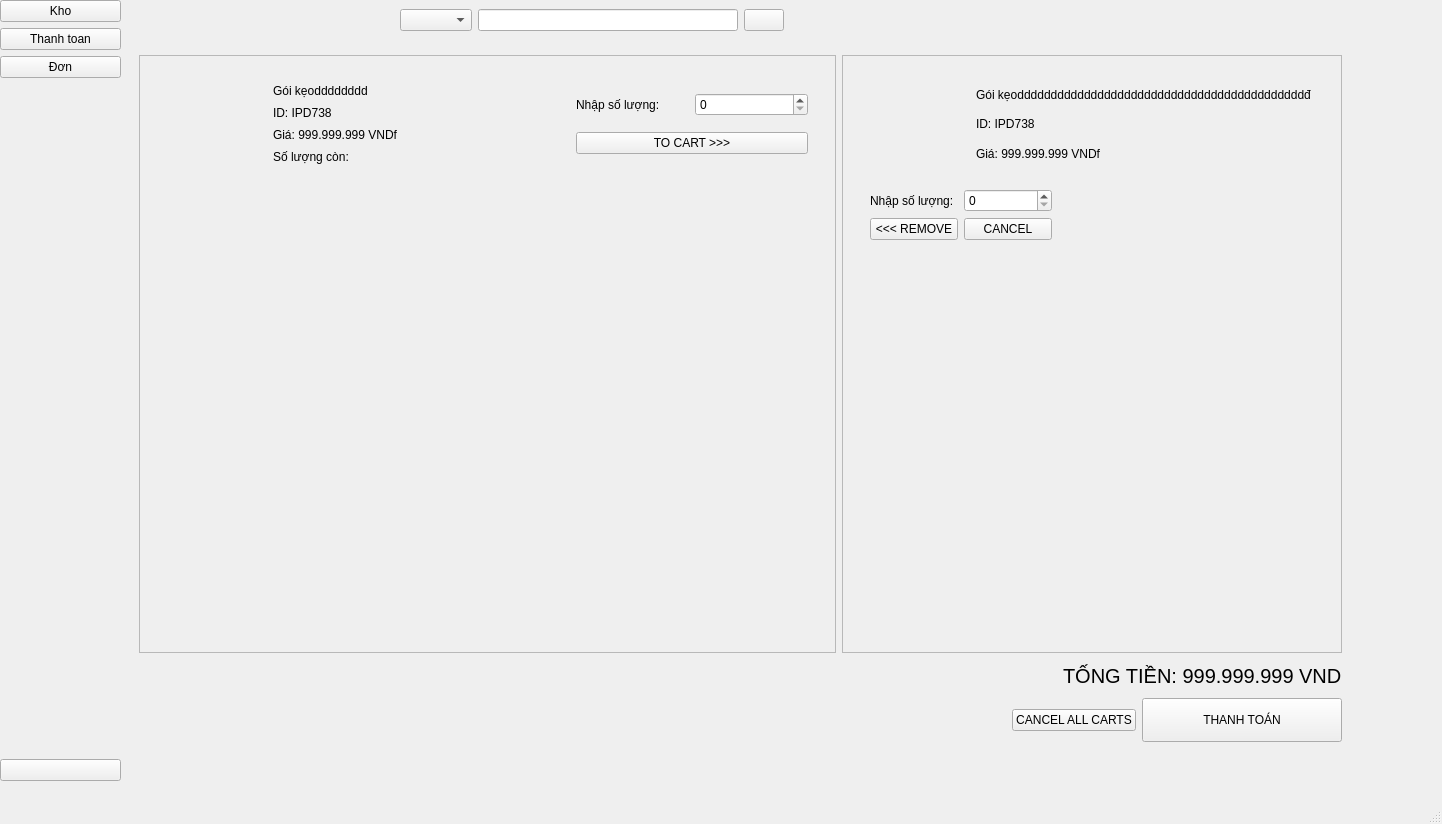
Qt form main.ui (Kin-LeTan/PY) before a commit.
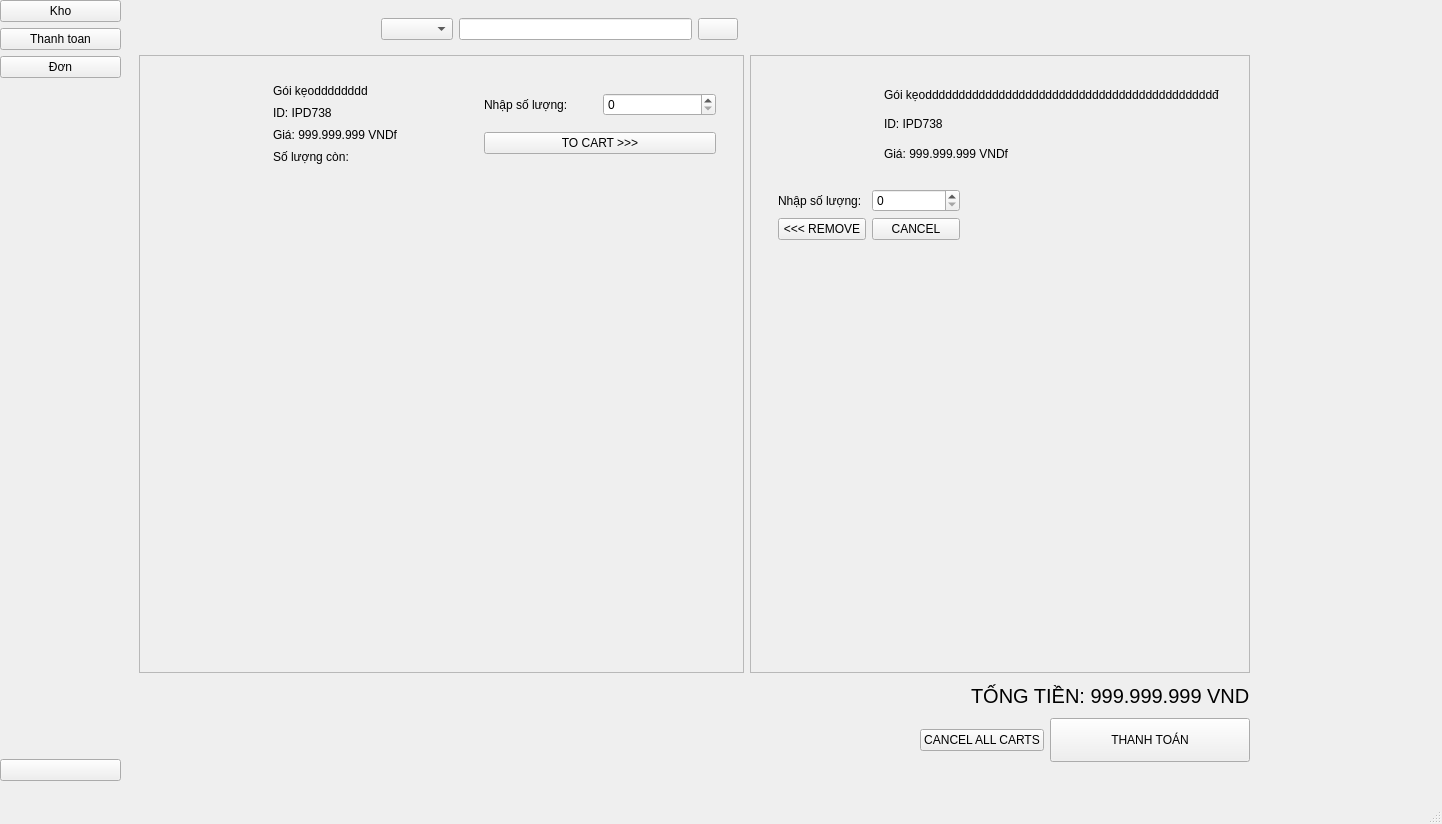
The same form after that commit. The open tabs and pages were chosen to show the change. Icons and pictures are not drawn.

Diff of the .ui file:
```diff
--- a/main.ui
+++ b/main.ui
@@ -98,8 +98,8 @@
      <rect>
       <x>130</x>
       <y>0</y>
-      <width>1221</width>
-      <height>751</height>
+      <width>1129</width>
+      <height>771</height>
      </rect>
     </property>
     <property name="minimumSize">
@@ -110,6 +110,13 @@
     </property>
     <layout class="QVBoxLayout" name="verticalLayout_20">
      <item>
+      <widget class="QStackedWidget" name="stackedMenuItem">
+       <property name="currentIndex">
+        <number>0</number>
+       </property>
+       <widget class="QWidget" name="page1">
+        <layout class="QVBoxLayout" name="verticalLayout_3">
+         <item>
       <widget class="QWidget" name="widget_search_2" native="true">
        <layout class="QHBoxLayout" name="horizontalLayout_19">
         <item>
@@ -167,13 +174,6 @@
       </widget>
      </item>
      <item>
-      <widget class="QStackedWidget" name="stackedMenuItem">
-       <property name="currentIndex">
-        <number>0</number>
-       </property>
-       <widget class="QWidget" name="page1">
-        <layout class="QVBoxLayout" name="verticalLayout_3">
-         <item>
           <widget class="QScrollArea" name="scrollArea">
            <property name="minimumSize">
             <size>
@@ -380,7 +380,7 @@
              <height>110</height>
             </size>
            </property>
-           <layout class="QHBoxLayout" name="horizontalLayout_28">
+           <layout class="QHBoxLayout" name="horizontalLayout_3">
             <item>
              <widget class="QPushButton" name="form_selectImage_M1">
               <property name="minimumSize">
@@ -469,6 +469,63 @@
        </widget>
        <widget class="QWidget" name="page2">
         <layout class="QVBoxLayout" name="verticalLayout_33">
+         <item>
+          <widget class="QWidget" name="widget_search_3" native="true">
+           <layout class="QHBoxLayout" name="horizontalLayout_20">
+            <item>
+             <layout class="QHBoxLayout" name="horizontalLayout_27">
+              <item>
+               <layout class="QHBoxLayout" name="horizontalLayout_28">
+                <item>
+                 <spacer name="horizontalSpacer_8">
+                  <property name="orientation">
+                   <enum>Qt::Horizontal</enum>
+                  </property>
+                  <property name="sizeHint" stdset="0">
+                   <size>
+                    <width>40</width>
+                    <height>20</height>
+                   </size>
+                  </property>
+                 </spacer>
+                </item>
+                <item>
+                 <widget class="QComboBox" name="comboBox_2"/>
+                </item>
+                <item>
+                 <widget class="QLineEdit" name="lineEdit_3"/>
+                </item>
+               </layout>
+              </item>
+              <item>
+               <layout class="QHBoxLayout" name="horizontalLayout_40">
+                <item>
+                 <widget class="QPushButton" name="pushButton_5">
+                  <property name="text">
+                   <string/>
+                  </property>
+                 </widget>
+                </item>
+                <item>
+                 <spacer name="horizontalSpacer_9">
+                  <property name="orientation">
+                   <enum>Qt::Horizontal</enum>
+                  </property>
+                  <property name="sizeHint" stdset="0">
+                   <size>
+                    <width>40</width>
+                    <height>20</height>
+                   </size>
+                  </property>
+                 </spacer>
+                </item>
+               </layout>
+              </item>
+             </layout>
+            </item>
+           </layout>
+          </widget>
+         </item>
          <item>
           <layout class="QHBoxLayout" name="horizontalLayout_38">
            <item>
@@ -493,8 +550,8 @@
                <rect>
                 <x>0</x>
                 <y>0</y>
-                <width>666</width>
-                <height>608</height>
+                <width>574</width>
+                <height>567</height>
                </rect>
               </property>
               <layout class="QVBoxLayout" name="verticalLayout_26">
@@ -662,7 +719,7 @@
                 <x>0</x>
                 <y>0</y>
                 <width>525</width>
-                <height>587</height>
+                <height>546</height>
                </rect>
               </property>
               <layout class="QVBoxLayout" name="verticalLayout_2">
```
Left out of the diff: 40 changed lines with no effect on the pictures. Lines whose indentation alone changed are shown as unchanged.
